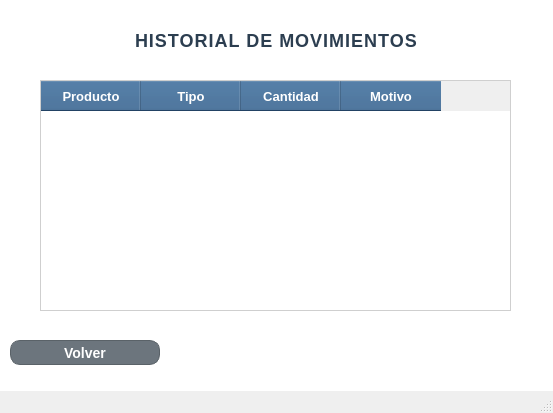
Old version of the form gui/movimientos_stock.ui in the repository UTN-BDA-2026/repositorio-grupo-BCCG.
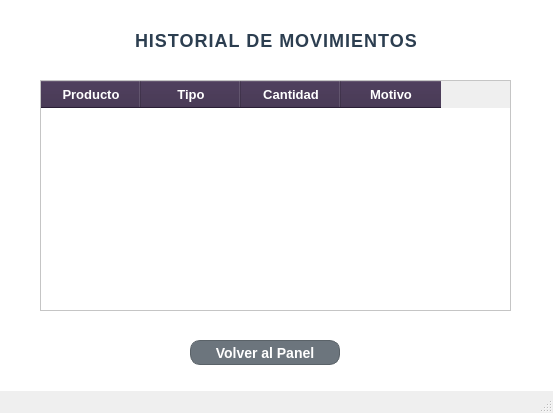
New version of the form.

Diff of the .ui file:
```diff
--- a/gui/movimientos_stock.ui
+++ b/gui/movimientos_stock.ui
@@ -103,26 +103,17 @@
     </property>
     <property name="styleSheet">
      <string notr="true">QTableWidget {
+    color: black;
     background-color: white;
-    border: 1px solid #CFCFCF;
-    gridline-color: #DADADA;
-    font-size: 13px;
-    color: #333333;
-    selection-background-color: #D6E4F0;
+    gridline-color: #E2E8F0;
 }
 
 QHeaderView::section {
-    background-color: #2F5D8C;
+    background-color: #3B2A4A;
     color: white;
     font-weight: bold;
     font-size: 13px;
-    border-right: 1px solid white;
-    height: 30px;
-}
-
-QTableCornerButton::section {
-    background-color: #2F5D8C;
-    border: none;
+    padding: 4px;
 }</string>
     </property>
     <column>
@@ -149,7 +140,7 @@
    <widget class="QPushButton" name="btnVolver">
     <property name="geometry">
      <rect>
-      <x>10</x>
+      <x>190</x>
       <y>340</y>
       <width>150</width>
       <height>25</height>
@@ -174,7 +165,7 @@
 }</string>
     </property>
     <property name="text">
-     <string>Volver</string>
+     <string>Volver al Panel</string>
     </property>
    </widget>
    <widget class="QLabel" name="label">
```
